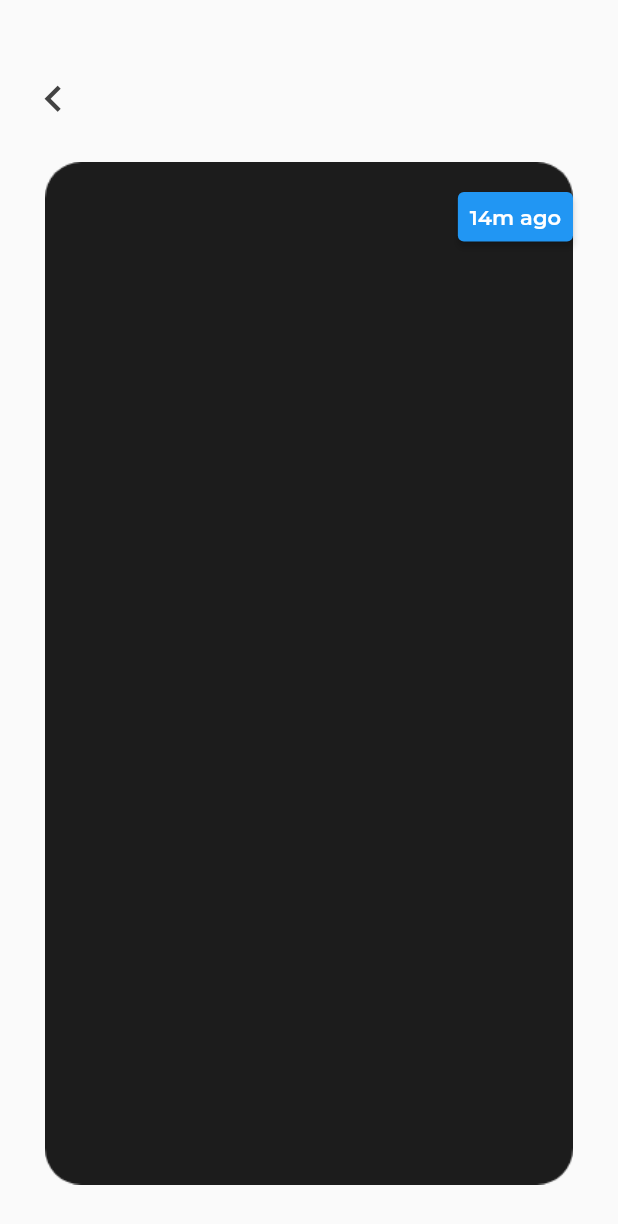
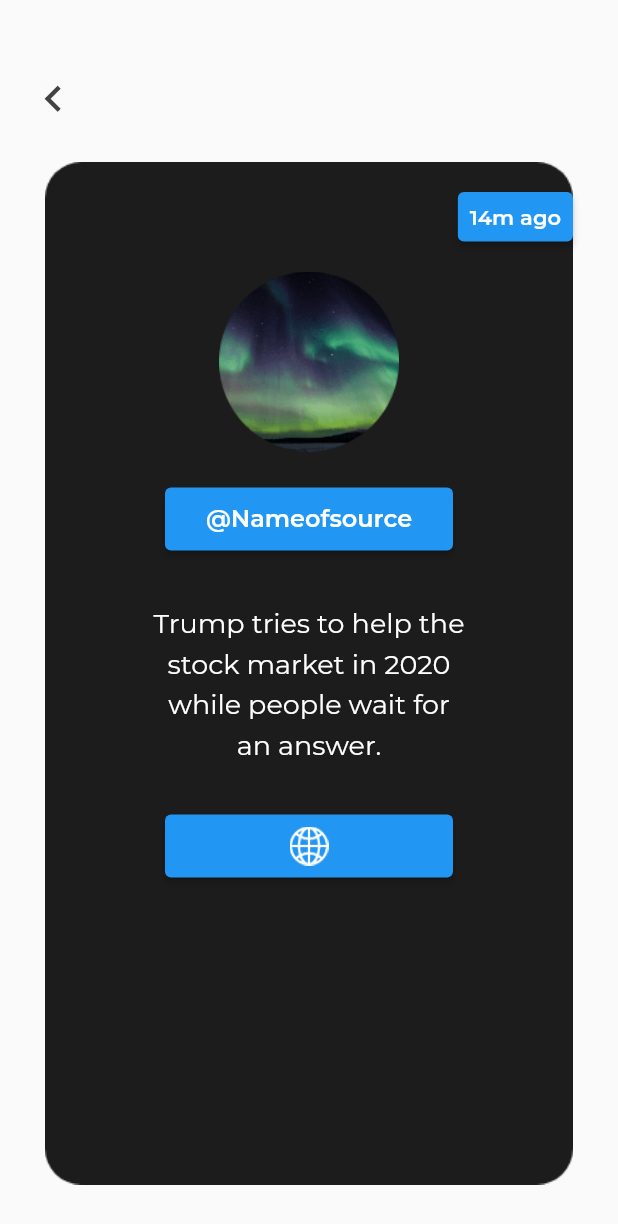
Before and after one commit to shahrukhktk/Kevin-Flutter-UI, a Flutter app: the SecondScreen screen opened directly, on a phone screen of 412 x 824 dp. Shown: the top 1224 px of the screen. Run offline on Flutter 3.47's test engine with Material 2 defaults, Android fonts, the phone set to English and light mode, and no system bars.

Commit message:
initial commit FIRST SCREEN COMPLETED SECOND SCREEN ...

```diff
--- a/lib/screens/screen_two.dart
+++ b/lib/screens/screen_two.dart
@@ -1,5 +1,6 @@
 import 'package:flutter/cupertino.dart';
 import 'package:flutter/material.dart';
+import 'package:kevinmulengoflutterapp/screens/screen_one.dart';
 
 class SecondScreen extends StatefulWidget {
   @override
@@ -20,7 +21,7 @@ class _SecondScreenState extends State<SecondScreen> {
               IconButton(icon: Icon(Icons.chevron_left, size: 35, color: Colors.grey[800],),
               onPressed: ()
                 {
-
+                  Navigator.pop(context);
                 },
               ),
             ],
@@ -38,6 +39,8 @@ class _SecondScreenState extends State<SecondScreen> {
                     ),
                   ),
               ),
+              Column(
+                children: <Widget>[
                   Padding(
                     padding: const EdgeInsets.all(16.0),
                     child: Row(
@@ -58,7 +61,65 @@ class _SecondScreenState extends State<SecondScreen> {
                         ),
                       ],
                     ),
-              )
+                  ),
+
+                  Center(
+                      child: Image(
+                        image: AssetImage('images/profileimage.png'),
+                        height: 120,
+                      ),
+                  ),
+                  SizedBox(height: 20,),
+                  Container(
+                    height: 50,
+                    width: 200,
+                    child: Card(
+                      elevation: 2,
+                      color: Colors.blue,
+                      child: Padding(
+                        padding: const EdgeInsets.all(8.0),
+                        child: Center(
+                          child: Text('@Nameofsource',
+                            style: TextStyle(
+                              fontSize: 16.0, color: Colors.white, fontWeight: FontWeight.w600, fontFamily: 'Monteserrat',
+                            ),),
+                        ),
+                      ),
+                    ),
+                  ),
+                  SizedBox(height: 30,),
+                  Align(
+                    alignment: Alignment.center,
+                    child: Text('Trump tries to help the \nstock market in 2020  \nwhile people wait for\nan answer.',
+                      textAlign: TextAlign.center,
+                      style: TextStyle(
+                        fontSize: 18.0, color: Colors.white, fontWeight: FontWeight.normal, fontFamily: 'Monteserrat', height: 1.5,
+                      ),),
+                  ),
+                  SizedBox(height: 30,),
+                  Container(
+                    height: 50,
+                    width: 200,
+                    child: GestureDetector(
+                      onTap: ()
+                      {
+                        Navigator.push(context,
+                          MaterialPageRoute(builder: (context) => FirstScreen()),);
+                      },
+                      child: Card(
+                        elevation: 2,
+                        color: Colors.blue,
+                        child: Padding(
+                          padding: const EdgeInsets.all(8.0),
+                          child: Center(
+                            child: Image(image: AssetImage('images/link.png'),),
+                          ),
+                        ),
+                      ),
+                    ),
+                  ),
+                ],
+              ),
             ],
           ),
         ],
```
Lines whose indentation alone changed are shown as unchanged.
